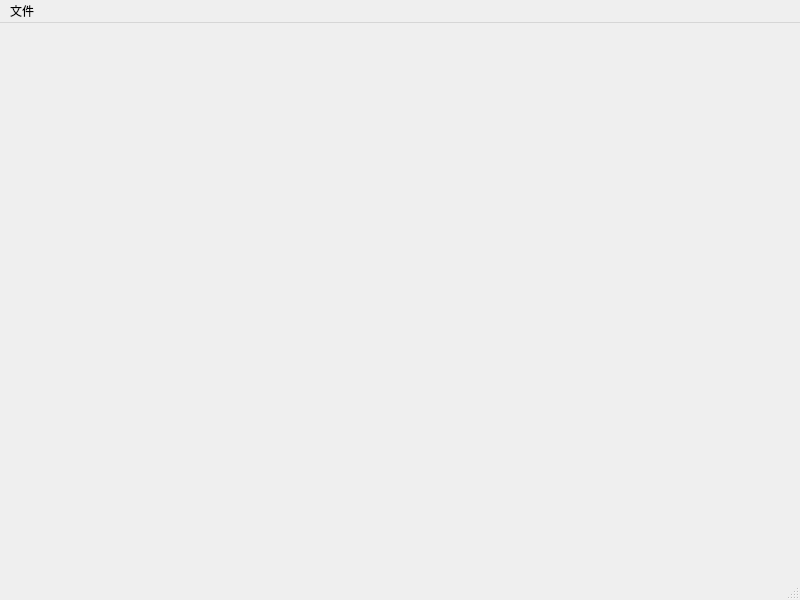
First picture: the form in ui/mainwindow.ui, repository karllrak/simpleP2pApp, before the edit.
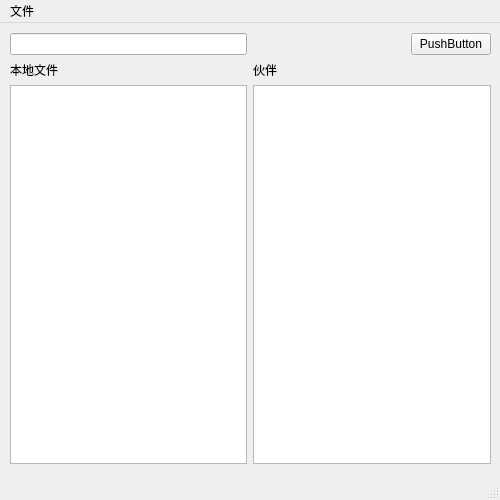
Second picture: the form after the edit.

What changed in the file:
```diff
--- a/ui/mainwindow.ui
+++ b/ui/mainwindow.ui
@@ -6,20 +6,76 @@
    <rect>
     <x>0</x>
     <y>0</y>
-    <width>800</width>
-    <height>600</height>
+    <width>500</width>
+    <height>500</height>
    </rect>
   </property>
   <property name="windowTitle">
    <string>MainWindow</string>
   </property>
-  <widget class="QWidget" name="centralwidget"/>
+  <widget class="QWidget" name="centralwidget">
+   <widget class="QWidget" name="">
+    <property name="geometry">
+     <rect>
+      <x>10</x>
+      <y>10</y>
+      <width>481</width>
+      <height>431</height>
+     </rect>
+    </property>
+    <layout class="QGridLayout" name="gridLayout">
+     <item row="0" column="0">
+      <widget class="QLineEdit" name="searchLineEdit"/>
+     </item>
+     <item row="0" column="1">
+      <spacer name="horizontalSpacer">
+       <property name="orientation">
+        <enum>Qt::Horizontal</enum>
+       </property>
+       <property name="sizeHint" stdset="0">
+        <size>
+         <width>40</width>
+         <height>20</height>
+        </size>
+       </property>
+      </spacer>
+     </item>
+     <item row="0" column="2">
+      <widget class="QPushButton" name="searchBtn">
+       <property name="text">
+        <string>PushButton</string>
+       </property>
+      </widget>
+     </item>
+     <item row="1" column="0">
+      <widget class="QLabel" name="label">
+       <property name="text">
+        <string>本地文件</string>
+       </property>
+      </widget>
+     </item>
+     <item row="1" column="1">
+      <widget class="QLabel" name="label_2">
+       <property name="text">
+        <string>伙伴</string>
+       </property>
+      </widget>
+     </item>
+     <item row="2" column="0">
+      <widget class="QListWidget" name="localFileListWidget"/>
+     </item>
+     <item row="2" column="1" colspan="2">
+      <widget class="QListWidget" name="peerListWidget"/>
+     </item>
+    </layout>
+   </widget>
+  </widget>
   <widget class="QMenuBar" name="menubar">
    <property name="geometry">
     <rect>
      <x>0</x>
      <y>0</y>
-     <width>800</width>
+     <width>500</width>
      <height>22</height>
     </rect>
    </property>
```
Left out of the diff: 9 changed lines with no effect on the pictures.
